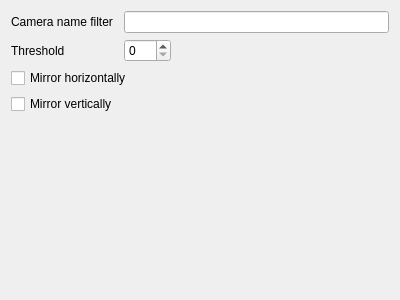
Above: app/settings/csettingspagecamera.ui from VioletGiraffe/PrimitiveCameraViewer before the change. Below: the same form after it.
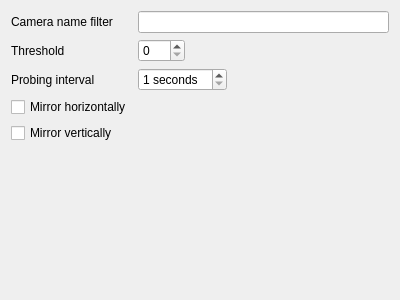
That is the form after the change.

Commit message: Probing interval made user-configurable

```diff
--- a/app/settings/csettingspagecamera.ui
+++ b/app/settings/csettingspagecamera.ui
@@ -53,14 +53,34 @@
        </property>
       </widget>
      </item>
-     <item row="2" column="0" colspan="2">
+     <item row="2" column="0">
+      <widget class="QLabel" name="label_3">
+       <property name="text">
+        <string>Probing interval</string>
+       </property>
+      </widget>
+     </item>
+     <item row="2" column="1">
+      <widget class="QSpinBox" name="_sbProbingInterval">
+       <property name="suffix">
+        <string> seconds</string>
+       </property>
+       <property name="minimum">
+        <number>1</number>
+       </property>
+       <property name="maximum">
+        <number>10</number>
+       </property>
+      </widget>
+     </item>
+     <item row="3" column="0">
       <widget class="QCheckBox" name="_cbMirrorH">
        <property name="text">
         <string>Mirror horizontally</string>
        </property>
       </widget>
      </item>
-     <item row="3" column="0">
+     <item row="4" column="0">
       <widget class="QCheckBox" name="_cbMirrorV">
        <property name="text">
         <string>Mirror vertically</string>
```
The commit also changes 3 other files.
